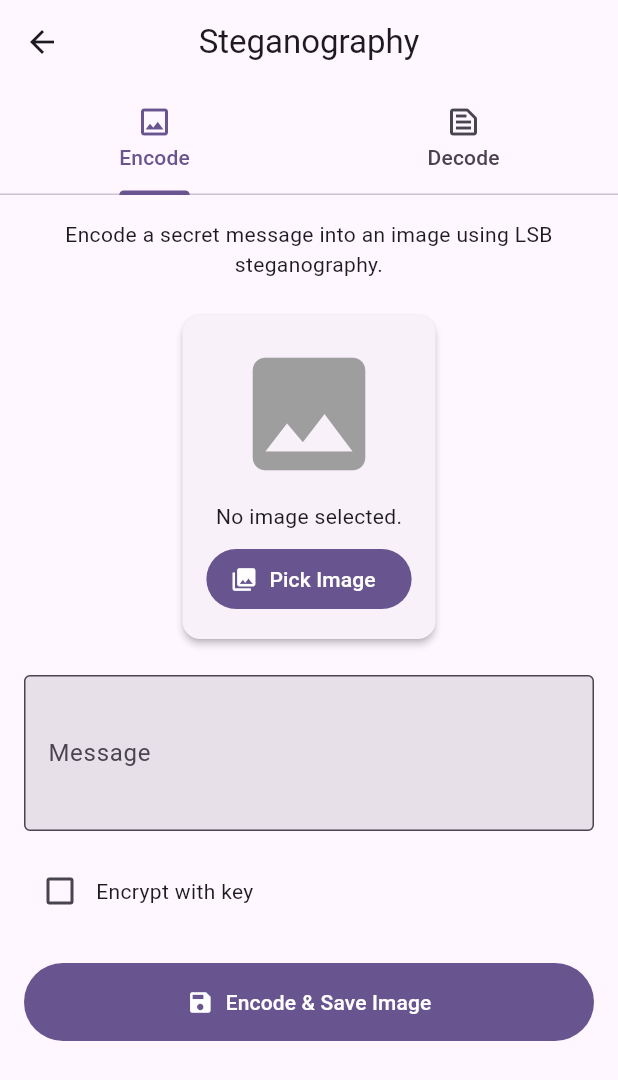
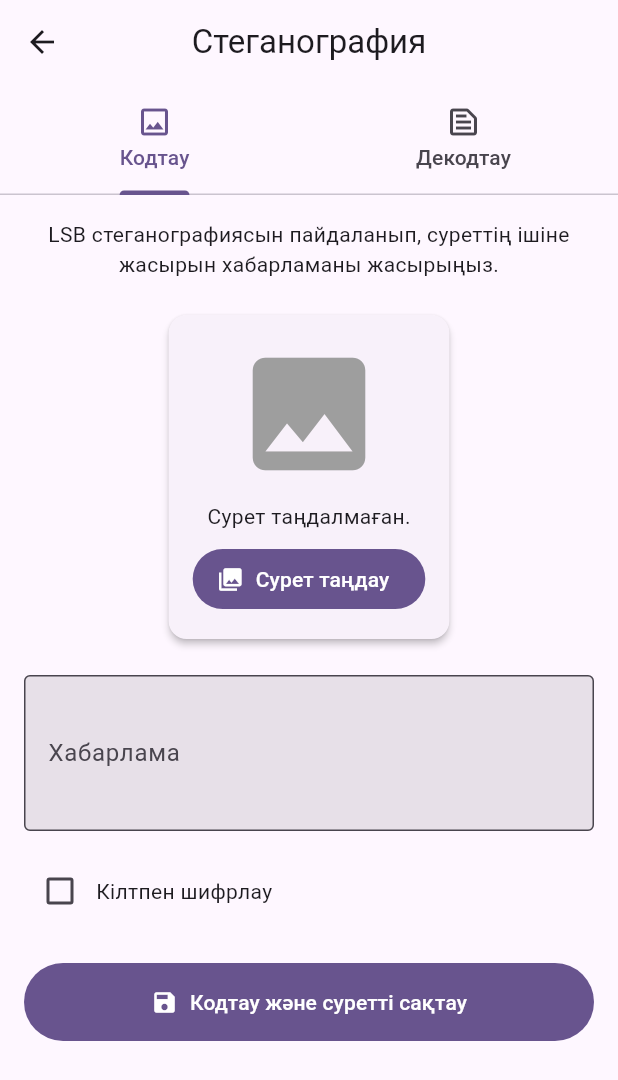
Before and after one commit to zxrcode/decodeit_mobile, a Flutter app: the SteganographyScreen screen opened directly, on a phone screen of 412 x 824 dp. Shown: the top 1080 px of the screen. Run offline on Flutter 3.47's test engine with Material 3 defaults, Android fonts, the phone set to English and light mode, and no system bars; our stand-ins replace audioplayers, get_it, image_picker, qr_flutter, share_plus, shared_preferences; missing offline and left inert: dart:html, encrypt, mobile_scanner; accounts and stored records are empty.

Commit message:
translate some screens to kazakh

```diff
--- a/lib/ui/screens/steganography_screen.dart
+++ b/lib/ui/screens/steganography_screen.dart
@@ -65,12 +65,12 @@ class _SteganographyScreenState extends State<SteganographyScreen>
         children: [
           const Icon(Icons.image, size: 100, color: Colors.grey),
           const SizedBox(height: 8),
-          const Text('No image selected.'),
+          const Text('Сурет таңдалмаған.'),
           const SizedBox(height: 8),
           FilledButton.icon(
             onPressed: () => _pickImage(isEncode),
             icon: const Icon(Icons.photo_library),
-            label: const Text('Pick Image'),
+            label: const Text('Сурет таңдау'),
           ),
         ],
       );
@@ -95,7 +95,7 @@ class _SteganographyScreenState extends State<SteganographyScreen>
         TextButton.icon(
           onPressed: () => _pickImage(isEncode),
           icon: const Icon(Icons.swap_horiz),
-          label: const Text('Change Image'),
+          label: const Text('Суретті өзгерту'),
         ),
       ],
     );
@@ -109,7 +109,7 @@ class _SteganographyScreenState extends State<SteganographyScreen>
 
     final totalPixels = image.width * image.height;
     if (allBytes.length * 8 > totalPixels) {
-      throw ArgumentError('Message is too long for this image.');
+      throw ArgumentError('Хабарлама бұл сурет үшін тым ұзын.');
     }
 
     // Clone image to avoid modifying the original
@@ -146,11 +146,11 @@ class _SteganographyScreenState extends State<SteganographyScreen>
         lengthBytes.buffer.asByteData().getUint32(0, Endian.big);
 
     if (messageLength <= 0 || messageLength > 1000000) {
-      throw Exception('No valid encoded message found or data is corrupted.');
+      throw Exception('Жарамды кодталған хабарлама табылмады немесе деректер зақымдалған.');
     }
 
     if (messageLength * 8 > image.width * image.height - 32) {
-      throw Exception('Encoded message length is too large for image.');
+      throw Exception('Кодталған хабарламаның ұзындығы сурет үшін тым үлкен.');
     }
 
     // Read message bytes
@@ -208,7 +208,7 @@ class _SteganographyScreenState extends State<SteganographyScreen>
       html.Url.revokeObjectUrl(url);
       if (mounted) {
         ScaffoldMessenger.of(context).showSnackBar(
-          const SnackBar(content: Text('Image downloaded successfully!')),
+          const SnackBar(content: Text('Сурет сәтті жүктелді!')),
         );
       }
     } else {
@@ -220,7 +220,7 @@ class _SteganographyScreenState extends State<SteganographyScreen>
       await imageFile.writeAsBytes(bytes);
       if (mounted) {
         ScaffoldMessenger.of(context).showSnackBar(
-          SnackBar(content: Text('Image saved to:\n$imagePath')),
+          SnackBar(content: Text('Сурет сақталды:\n$imagePath')),
         );
       }
     }
@@ -229,13 +229,13 @@ class _SteganographyScreenState extends State<SteganographyScreen>
   Future<void> _encodeAndSave() async {
     if (_isKeyAvailableForEncode && _key.isEmpty) {
       ScaffoldMessenger.of(context).showSnackBar(
-        const SnackBar(content: Text('Please enter an encryption key.')),
+        const SnackBar(content: Text('Шифрлау кілтін енгізіңіз.')),
       );
       return;
     }
     if (_encodeImage == null || _message.isEmpty) {
       ScaffoldMessenger.of(context).showSnackBar(
-        const SnackBar(content: Text('Please select an image and enter a message.')),
+        const SnackBar(content: Text('Сурет таңдап, хабарлама енгізіңіз.')),
       );
       return;
     }
@@ -249,7 +249,7 @@ class _SteganographyScreenState extends State<SteganographyScreen>
       final imageBytes = await _encodeImage!.readAsBytes();
       final image = img.decodeImage(imageBytes);
       if (image == null) {
-        throw Exception('Could not decode image.');
+        throw Exception('Суретті декодтау мүмкін болмады.');
       }
       final encodedImage = _encodeMessage(messageToEncode, image);
 
@@ -274,13 +274,13 @@ class _SteganographyScreenState extends State<SteganographyScreen>
   Future<void> _doDecode() async {
     if (_isKeyAvailableForDecode && _decodeKey.isEmpty) {
       ScaffoldMessenger.of(context).showSnackBar(
-        const SnackBar(content: Text('Please enter a decryption key.')),
+        const SnackBar(content: Text('Дешифрлау кілтін енгізіңіз.')),
       );
       return;
     }
     if (_decodeImage == null) {
       ScaffoldMessenger.of(context).showSnackBar(
-        const SnackBar(content: Text('Please select an image.')),
+        const SnackBar(content: Text('Суретті таңдаңыз.')),
       );
       return;
     }
@@ -289,7 +289,7 @@ class _SteganographyScreenState extends State<SteganographyScreen>
       final imageBytes = await _decodeImage!.readAsBytes();
       final image = img.decodeImage(imageBytes);
       if (image == null) {
-        throw Exception('Could not decode image.');
+        throw Exception('Суретті декодтау мүмкін болмады.');
       }
       String extractedMessage = _decodeMessage(image);
 
@@ -297,7 +297,7 @@ class _SteganographyScreenState extends State<SteganographyScreen>
         try {
           extractedMessage = _decryptMessage(extractedMessage, _decodeKey);
         } catch (e) {
-          throw Exception('Failed to decrypt. Wrong key or not encrypted.');
+          throw Exception('Дешифрлау сәтсіз аяқталды. Кілті қате немесе шифрланбаған.');
         }
       }
 
@@ -307,7 +307,7 @@ class _SteganographyScreenState extends State<SteganographyScreen>
     } catch (e) {
       if (mounted) {
         ScaffoldMessenger.of(context).showSnackBar(
-          SnackBar(content: Text('Error: $e')),
+          SnackBar(content: Text('Қате: $e')),
         );
       }
     }
@@ -317,15 +317,15 @@ class _SteganographyScreenState extends State<SteganographyScreen>
   Widget build(BuildContext context) {
     return Scaffold(
       appBar: AppBar(
-        title: const Text('Steganography'),
+        title: const Text('Стеганография'),
       ),
       body: Column(
         children: [
           TabBar(
             controller: _tabController,
             tabs: const [
-              Tab(icon: Icon(Icons.image_outlined), text: 'Encode'),
-              Tab(icon: Icon(Icons.text_snippet_outlined), text: 'Decode'),
+              Tab(icon: Icon(Icons.image_outlined), text: 'Кодтау'),
+              Tab(icon: Icon(Icons.text_snippet_outlined), text: 'Декодтау'),
             ],
           ),
           Expanded(
@@ -348,7 +348,7 @@ class _SteganographyScreenState extends State<SteganographyScreen>
       child: Column(
         children: [
           Text(
-            'Encode a secret message into an image using LSB steganography.',
+            'LSB стеганографиясын пайдаланып, суреттің ішіне жасырын хабарламаны жасырыңыз.',
             style: Theme.of(context).textTheme.bodyMedium,
             textAlign: TextAlign.center,
           ),
@@ -365,7 +365,7 @@ class _SteganographyScreenState extends State<SteganographyScreen>
               future: _encodeImage?.length(),
               builder: (context, snapshot) {
                 if (snapshot.hasData) {
-                  return Text('Image size: ${(snapshot.data! / 1024).toStringAsFixed(1)} KB');
+                  return Text('Сурет өлшемі: ${(snapshot.data! / 1024).toStringAsFixed(1)} КБ');
                 }
                 return const SizedBox.shrink();
               },
@@ -374,8 +374,8 @@ class _SteganographyScreenState extends State<SteganographyScreen>
           const SizedBox(height: 16),
           TextField(
             decoration: const InputDecoration(
-              labelText: 'Message',
-              hintText: 'Enter your secret message...',
+              labelText: 'Хабарлама',
+              hintText: 'Жасырын хабарламаңызды енгізіңіз...',
               border: OutlineInputBorder(),
             ),
             maxLines: 3,
@@ -390,13 +390,13 @@ class _SteganographyScreenState extends State<SteganographyScreen>
                   setState(() => _isKeyAvailableForEncode = value!);
                 },
               ),
-              const Text('Encrypt with key'),
+              const Text('Кілтпен шифрлау'),
             ],
           ),
           if (_isKeyAvailableForEncode)
             TextField(
               decoration: const InputDecoration(
-                labelText: 'Encryption Key',
+                labelText: 'Шифрлау кілті',
                 border: OutlineInputBorder(),
               ),
               onChanged: (value) => setState(() => _key = value),
@@ -407,7 +407,7 @@ class _SteganographyScreenState extends State<SteganographyScreen>
             child: FilledButton.icon(
               onPressed: _encodeAndSave,
               icon: const Icon(Icons.save),
-              label: const Text('Encode & Save Image'),
+              label: const Text('Кодтау және суретті сақтау'),
               style: FilledButton.styleFrom(
                 padding: const EdgeInsets.symmetric(vertical: 16),
               ),
@@ -424,7 +424,7 @@ class _SteganographyScreenState extends State<SteganographyScreen>
       child: Column(
         children: [
           Text(
-            'Extract a hidden message from a steganography image.',
+            'Стеганографиялық суреттен жасырын хабарламаны шығарып алыңыз.',
             style: Theme.of(context).textTheme.bodyMedium,
             textAlign: TextAlign.center,
           ),
@@ -444,13 +444,13 @@ class _SteganographyScreenState extends State<SteganographyScreen>
                   setState(() => _isKeyAvailableForDecode = value!);
                 },
               ),
-              const Text('Decrypt with key'),
+              const Text('Кілтпен дешифрлау'),
             ],
           ),
           if (_isKeyAvailableForDecode)
             TextField(
               decoration: const InputDecoration(
-                labelText: 'Decryption Key',
+                labelText: 'Дешифрлау кілті',
                 border: OutlineInputBorder(),
               ),
               onChanged: (value) => setState(() => _decodeKey = value),
@@ -461,7 +461,7 @@ class _SteganographyScreenState extends State<SteganographyScreen>
             child: FilledButton.icon(
               onPressed: _doDecode,
               icon: const Icon(Icons.lock_open),
-              label: const Text('Decode Image'),
+              label: const Text('Суретті декодтау'),
               style: FilledButton.styleFrom(
                 padding: const EdgeInsets.symmetric(vertical: 16),
               ),
@@ -481,7 +481,7 @@ class _SteganographyScreenState extends State<SteganographyScreen>
                         Icon(Icons.message, color: Theme.of(context).colorScheme.onPrimaryContainer),
                         const SizedBox(width: 8),
                         Text(
-                          'Decoded Message:',
+                          'Декодталған хабарлама:',
                           style: Theme.of(context).textTheme.titleSmall?.copyWith(
                             color: Theme.of(context).colorScheme.onPrimaryContainer,
                           ),
--- a/lib/ui/widgets/morse_reference_table.dart
+++ b/lib/ui/widgets/morse_reference_table.dart
@@ -33,9 +33,9 @@ class MorseReferenceTable extends StatelessWidget {
               decoration: BoxDecoration(color: Theme.of(context).colorScheme.surfaceContainerHighest),
               children: [
                 _tableHeader(characterLabel, context),
-                _tableHeader("Code", context),
-                _tableHeader("Sound", context),
-                if (hasPlay) _tableHeader("Play", context),
+                _tableHeader("Коды", context),
+                _tableHeader("Дыбысы", context),
+                if (hasPlay) _tableHeader("Тыңдау", context),
               ],
             ),
             ...data.entries.map(
```
Also changed, not shown: lib/domain/models/morse_code_data.dart (+15 -19 lines), lib/ui/screens/morse_chart_screen.dart (+13 -5 lines), lib/ui/screens/morse_learn_screen.dart (+28 -19 lines), lib/ui/screens/morse_translator_screen.dart (+9 -9 lines).
